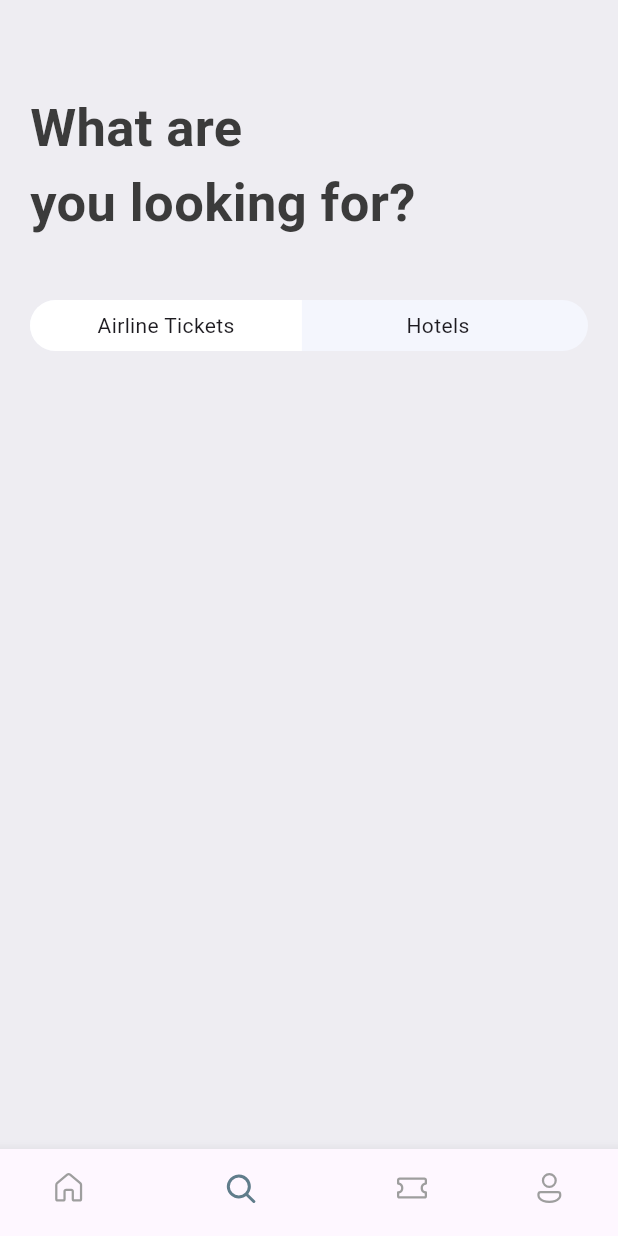
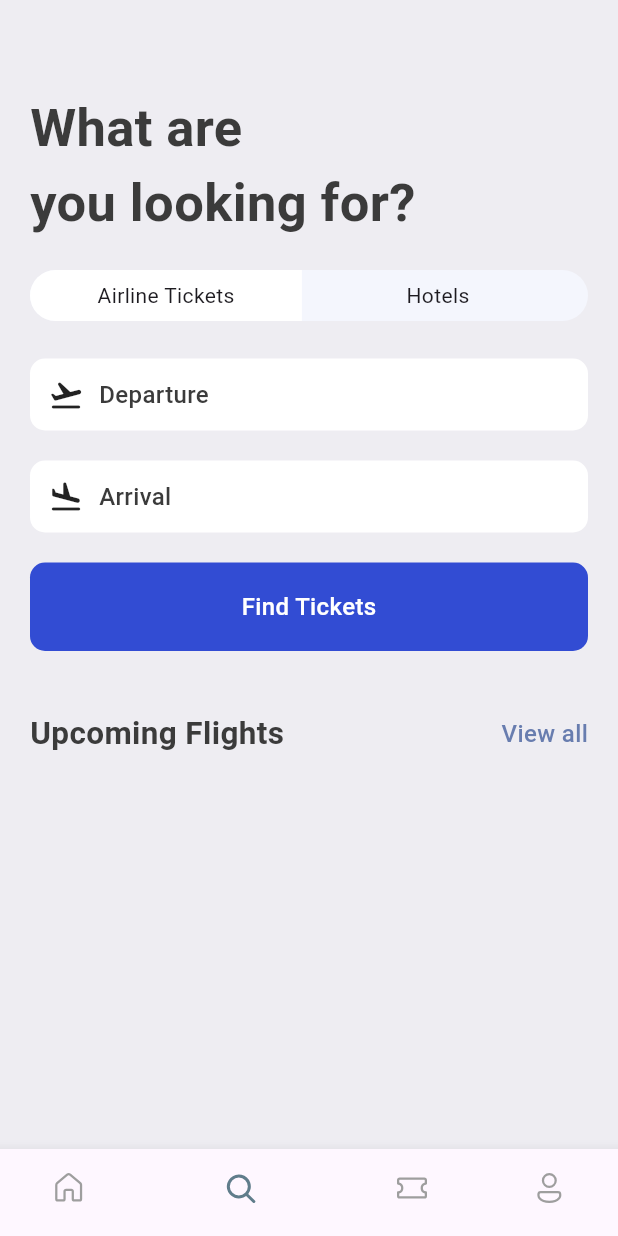
Before and after one commit to Ritex12in/First-Flutter-App, a Flutter app: the screen it shows after launch, item 2 of the bottom bar chosen, on a phone screen of 412 x 824 dp. Run offline on Flutter 3.47's test engine with Material 3 defaults, Android fonts, the phone set to English and light mode, and no system bars; our stand-ins replace fluentui_icons.

Commit message:
Add widgets on search screen

```diff
--- a/lib/base/res/styles/app_styles.dart
+++ b/lib/base/res/styles/app_styles.dart
@@ -9,6 +9,8 @@ class AppStyles{
   static Color ticketBlue = const Color(0xFF526799);
   static Color ticketOrange = const Color(0xFFF37B67);
   static Color kakiColor = const Color(0xffd2bdb6);
+  static Color planeColor = const Color(0xFFBFC2DF);
+  static Color findTicketColor = const Color(0xD91130CE);
 
   static TextStyle textStyle = TextStyle(
     fontSize: 16,
--- a/lib/screens/search/search_screen.dart
+++ b/lib/screens/search/search_screen.dart
@@ -1,6 +1,10 @@
 import 'package:first_flutter_app/base/res/styles/app_styles.dart';
+import 'package:first_flutter_app/screens/search/widgets/app_text_icon.dart';
 import 'package:first_flutter_app/screens/search/widgets/app_ticket_tabs.dart';
+import 'package:first_flutter_app/screens/search/widgets/find_tickets.dart';
 import 'package:flutter/material.dart';
+
+import '../../base/widgets/app_double_text.dart';
 
 class SearchScreen extends StatelessWidget {
   const SearchScreen({super.key});
@@ -17,8 +21,22 @@ class SearchScreen extends StatelessWidget {
             "What are\nyou looking for?",
             style: AppStyles.headLineStyle1.copyWith(fontSize: 35),
           ),
-          const SizedBox(height: 40,),
-          AppTicketTabs(),
+          const SizedBox(height: 20,),
+          const AppTicketTabs(),
+          const SizedBox(height: 25,),
+          const AppTextIcon(text: "Departure",icon: Icons.flight_takeoff_rounded,),
+          const SizedBox(height: 20,),
+          const AppTextIcon(text: "Arrival",icon: Icons.flight_land_rounded,),
+          const SizedBox(height: 20,),
+          const FindTickets(),
+          const SizedBox(
+            height: 40,
+          ),
+          AppDoubleText(
+            first: 'Upcoming Flights',
+            second: 'View all',
+            func: () => Navigator.pushNamed(context, "/all_tickets"),
+          ),
         ],
       ),
     );
--- /dev/null
+++ b/lib/screens/search/widgets/app_text_icon.dart
@@ -0,0 +1,29 @@
+import 'package:first_flutter_app/base/res/styles/app_styles.dart';
+import 'package:flutter/material.dart';
+
+class AppTextIcon extends StatelessWidget {
+  final IconData icon;
+  final String text;
+  const AppTextIcon({super.key, required this.icon, required this.text});
+
+  @override
+  Widget build(BuildContext context) {
+    return Container(
+      padding: const EdgeInsets.symmetric(vertical: 12,horizontal: 12),
+      decoration: BoxDecoration(
+        color: Colors.white,
+        borderRadius: BorderRadius.circular(10)
+      ),
+      child: Row(
+        children: [
+          Icon(icon,),
+          const SizedBox(width: 10,),
+          Text(
+            text,
+            style: AppStyles.textStyle,
+          )
+        ],
+      ),
+    );
+  }
+}
--- /dev/null
+++ b/lib/screens/search/widgets/find_tickets.dart
@@ -0,0 +1,24 @@
+import 'package:first_flutter_app/base/res/styles/app_styles.dart';
+import 'package:flutter/cupertino.dart';
+import 'package:flutter/material.dart';
+
+class FindTickets extends StatelessWidget {
+  const FindTickets({super.key});
+
+  @override
+  Widget build(BuildContext context) {
+    return Container(
+      padding: const EdgeInsets.symmetric(vertical: 18, horizontal: 18),
+      decoration: BoxDecoration(
+        color: AppStyles.findTicketColor,
+        borderRadius: BorderRadius.circular(10),
+      ),
+      child: Center(
+        child: Text(
+          "Find Tickets",
+          style: AppStyles.textStyle.copyWith(color: Colors.white),
+        ),
+      ),
+    );
+  }
+}
```
